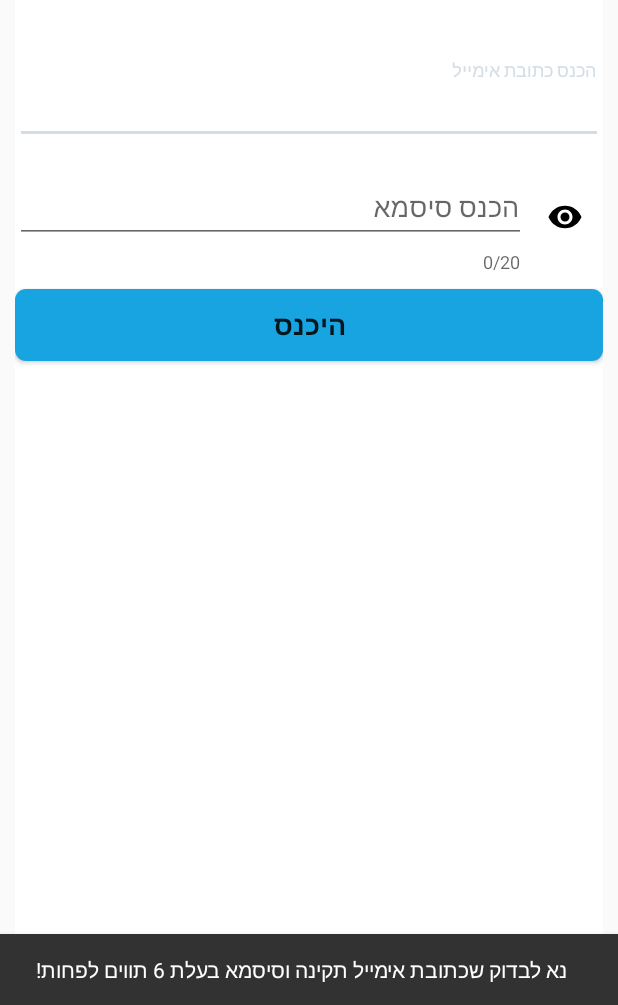
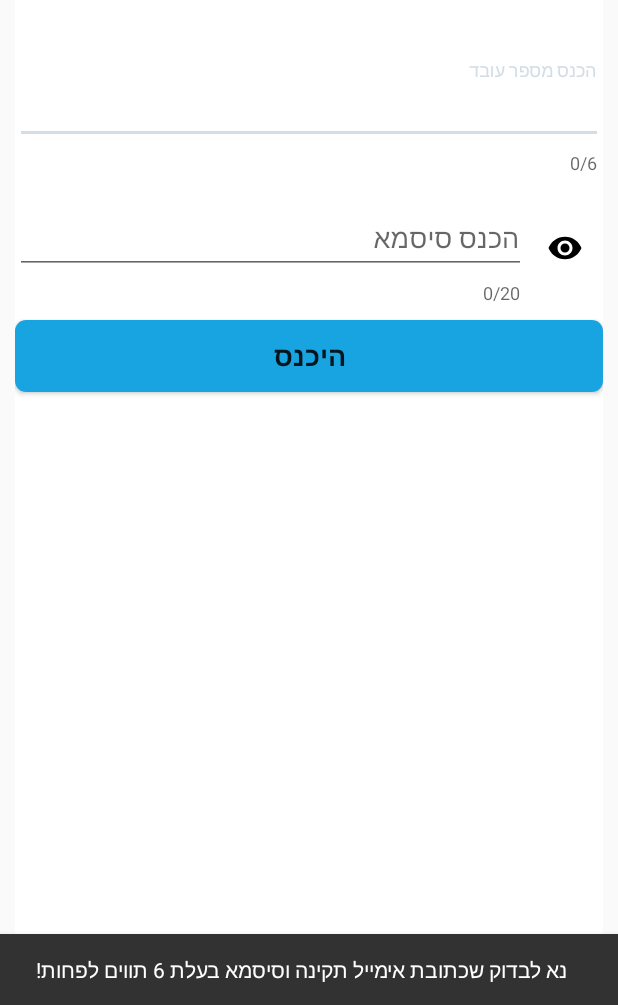
Before and after one commit to yuvalta/RPStock, an Android app: the screen it shows after launch (LoginActivity), after a tap on "היכנס", on a phone screen of 412 x 824 dp, the part 231-1236 px from its top. Run offline under Robolectric (Android 15) with nearby library versions, the phone set to English and light mode, and no system bars; our stand-ins replace Firebase (no records; nobody signed in at launch, a user with empty details on screens opened directly).

Commit message:
login is with employee id not email

```diff
--- a/app/src/main/java/com/example/rpstock/Activities/LoginActivity.java
+++ b/app/src/main/java/com/example/rpstock/Activities/LoginActivity.java
@@ -11,9 +11,7 @@ import android.text.method.PasswordTransformationMethod;
 import android.view.View;
 import android.view.inputmethod.InputMethodManager;
 import android.widget.Button;
-import android.widget.EditText;
 import android.widget.ProgressBar;
-import android.widget.Toast;
 
 import com.example.rpstock.R;
 import com.google.android.gms.tasks.OnCompleteListener;
@@ -31,6 +29,7 @@ import java.util.regex.Pattern;
 public class LoginActivity extends AppCompatActivity {
 
     private static final String TAG = "LoginActivity";
+    private static final String EMAIL_SUFFIX = "@RPS.com";
     private FirebaseAuth mAuth;
 
     private TextInputLayout emailET;
@@ -76,15 +75,19 @@ public class LoginActivity extends AppCompatActivity {
         }
     }
 
+
+
     View.OnClickListener signInClick = new View.OnClickListener() {
         @Override
         public void onClick(final View v) {
 
-            if (isEmailValid(emailET.getEditText().getText().toString()) && passwordET.getEditText().getText().length() >= 6) {
+            if (passwordET.getEditText().getText().length() >= 6) {
+
+                String emailFromID = addEmailToEmployeeID(emailET.getEditText().getText().toString());
 
                 progressBar.setVisibility(View.VISIBLE);
 
-                mAuth.signInWithEmailAndPassword(emailET.getEditText().getText().toString(), passwordET.getEditText().getText().toString())
+                mAuth.signInWithEmailAndPassword(emailFromID, passwordET.getEditText().getText().toString())
                         .addOnCompleteListener(LoginActivity.this, new OnCompleteListener<AuthResult>() {
 
                             @Override
@@ -101,7 +104,7 @@ public class LoginActivity extends AppCompatActivity {
                         }).addOnFailureListener(new OnFailureListener() {
                     @Override
                     public void onFailure(@NonNull Exception e) {
-                        displayErrorSnackbar("תקלת רשת!", v);
+                        displayErrorSnackbar("משתמש לא נמצא!", v);
                     }
                 });
             } else {
@@ -143,23 +146,7 @@ public class LoginActivity extends AppCompatActivity {
         }
     }
 
-    public boolean isEmailValid(String email) {
-        String regExpn =
-                "^(([\\w-]+\\.)+[\\w-]+|([a-zA-Z]{1}|[\\w-]{2,}))@"
-                        + "((([0-1]?[0-9]{1,2}|25[0-5]|2[0-4][0-9])\\.([0-1]?"
-                        + "[0-9]{1,2}|25[0-5]|2[0-4][0-9])\\."
-                        + "([0-1]?[0-9]{1,2}|25[0-5]|2[0-4][0-9])\\.([0-1]?"
-                        + "[0-9]{1,2}|25[0-5]|2[0-4][0-9])){1}|"
-                        + "([a-zA-Z]+[\\w-]+\\.)+[a-zA-Z]{2,4})$";
-
-        CharSequence inputStr = email;
-
-        Pattern pattern = Pattern.compile(regExpn, Pattern.CASE_INSENSITIVE);
-        Matcher matcher = pattern.matcher(inputStr);
-
-        if (matcher.matches())
-            return true;
-        else
-            return false;
+    public String addEmailToEmployeeID(String number) {
+        return (number.trim() + EMAIL_SUFFIX);
     }
 }
--- a/app/src/main/res/layout/login_activity.xml
+++ b/app/src/main/res/layout/login_activity.xml
@@ -25,16 +25,18 @@
 
         <com.google.android.material.textfield.TextInputLayout
             android:layout_gravity="right"
-
             android:layout_marginTop="40dp"
             android:layout_marginBottom="10dp"
+            app:counterEnabled="true"
+            app:counterMaxLength="6"
             android:id="@+id/enter_email_ET"
             android:layout_width="match_parent"
             android:layout_height="wrap_content"
-            android:hint="@string/enter_email">
+            android:hint="@string/enter_employee_number">
 
             <com.google.android.material.textfield.TextInputEditText
-                android:inputType="textEmailAddress"
+                android:inputType="numberDecimal"
+                android:maxLength="6"
                 android:layout_width="match_parent"
                 android:layout_height="wrap_content" />
 
--- a/app/src/main/res/values/strings.xml
+++ b/app/src/main/res/values/strings.xml
@@ -19,6 +19,7 @@
 
     <string name="app_name">RPStock</string>
     <string name="enter_email">הכנס כתובת אימייל</string>
+    <string name="enter_employee_number">הכנס מספר עובד</string>
     <string name="enter_password">הכנס סיסמא</string>
     <string name="email">אימייל</string>
     <string name="password">סיסמא</string>
```
Also changed, not shown: app/src/main/java/com/example/rpstock/Activities/MainActivity.java (+7 -18 lines), app/src/main/java/com/example/rpstock/Adapters/AdminMainAdapter.java (+8 -2 lines), app/src/main/java/com/example/rpstock/Adapters/EmployeesAdapter.java (+8 -1 lines), app/src/main/java/com/example/rpstock/Adapters/UserStockListAdapter.java (+22 -10 lines), app/src/main/java/com/example/rpstock/Fragments/ItemsListFragment.java (+6 -11 lines), app/src/main/java/com/example/rpstock/Fragments/ManageEmployeesFragment.java (+15 -24 lines), app/src/main/java/com/example/rpstock/UserInfoDialog.java (+12 -19 lines), app/src/main/res/layout/stock_item.xml (+8 -1 lines), app/src/main/res/layout/user_layout.xml (+5 -2 lines).
